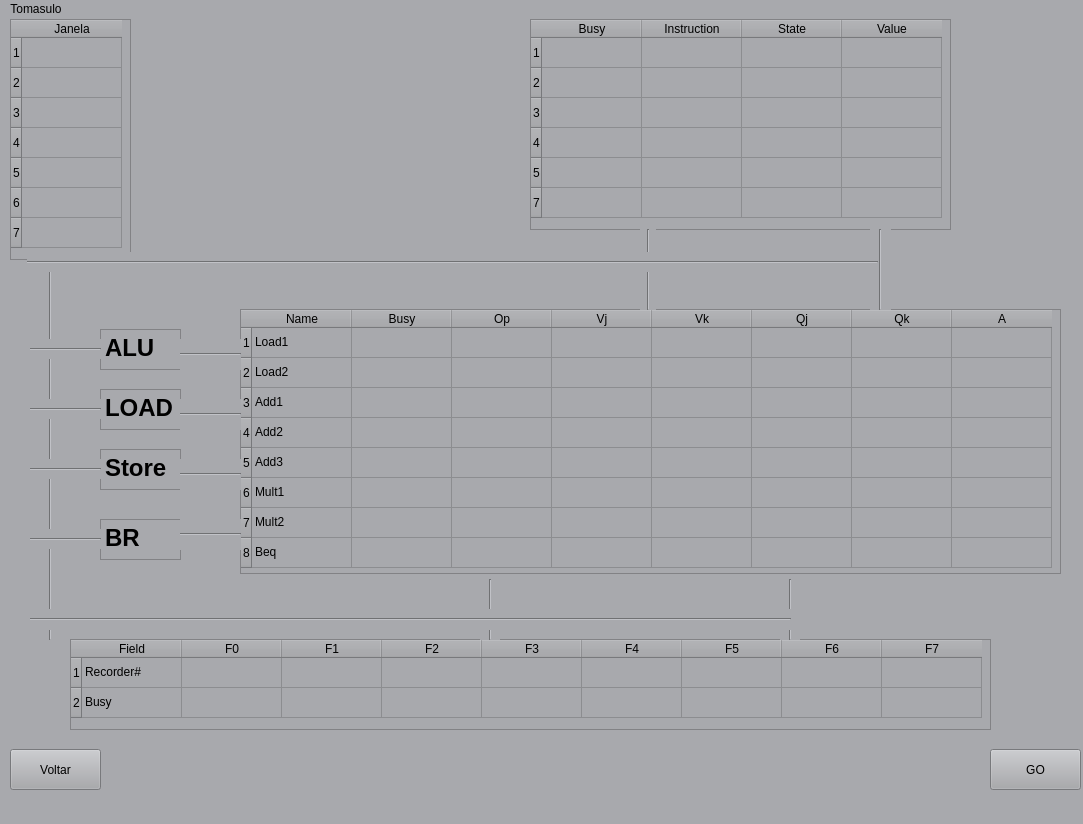
First picture: the form in ARQ/Traabalho2/Tomasulo/form.ui, repository Quebec-Eric/5Periodo, before the edit.
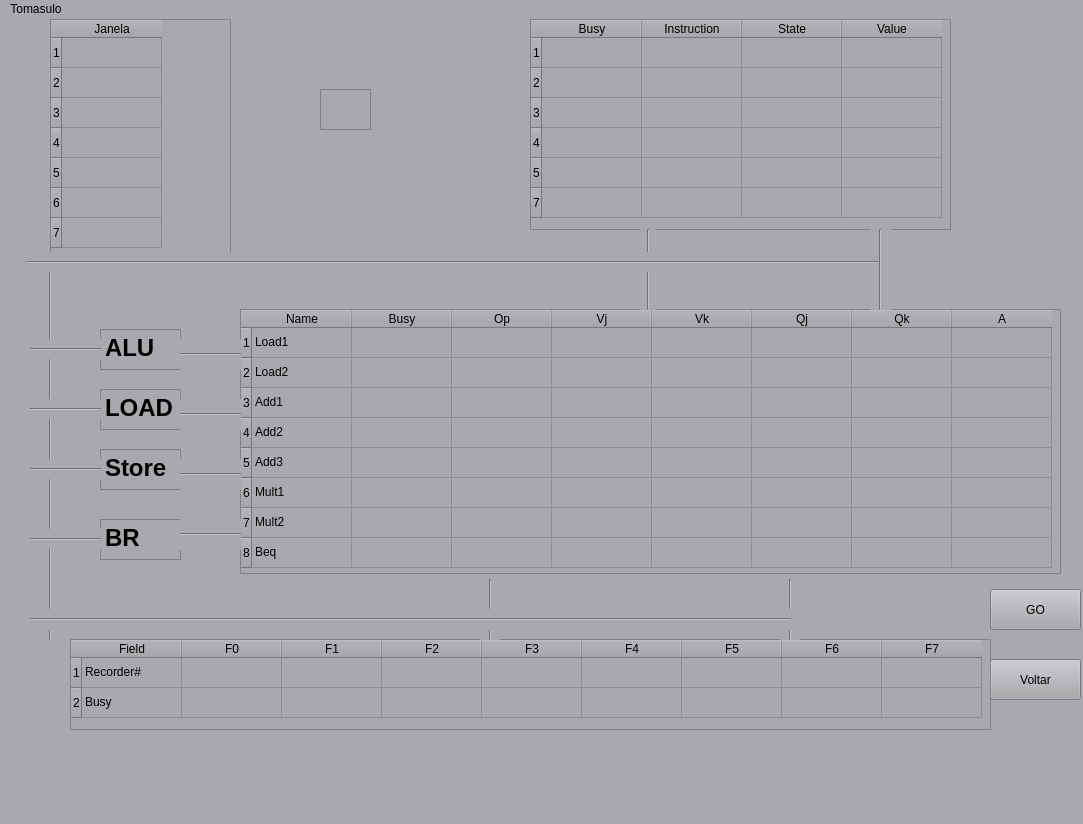
Second picture: the form after the edit.

```diff
--- a/ARQ/Traabalho2/Tomasulo/form.ui
+++ b/ARQ/Traabalho2/Tomasulo/form.ui
@@ -29,7 +29,7 @@
     <property name="geometry">
      <rect>
       <x>990</x>
-      <y>730</y>
+      <y>570</y>
       <width>91</width>
       <height>41</height>
      </rect>
@@ -41,8 +41,8 @@
    <widget class="QPushButton" name="pushButton">
     <property name="geometry">
      <rect>
-      <x>10</x>
-      <y>730</y>
+      <x>990</x>
+      <y>640</y>
       <width>91</width>
       <height>41</height>
      </rect>
@@ -54,18 +54,12 @@
    <widget class="QTableWidget" name="tableWidget">
     <property name="geometry">
      <rect>
-      <x>10</x>
+      <x>50</x>
       <y>0</y>
-      <width>121</width>
+      <width>181</width>
       <height>241</height>
      </rect>
     </property>
-    <property name="maximumSize">
-     <size>
-      <width>121</width>
-      <height>16777215</height>
-     </size>
-    </property>
     <property name="styleSheet">
      <string notr="true">color: rgb(0, 0, 0);</string>
     </property>
@@ -660,6 +654,16 @@
      <enum>Qt::Horizontal</enum>
     </property>
    </widget>
+   <widget class="QTextEdit" name="textEdit_5">
+    <property name="geometry">
+     <rect>
+      <x>320</x>
+      <y>70</y>
+      <width>51</width>
+      <height>41</height>
+     </rect>
+    </property>
+   </widget>
   </widget>
   <widget class="QMenuBar" name="menubar">
    <property name="geometry">
```
Left out of the diff: 19 changed lines with no effect on the pictures.
